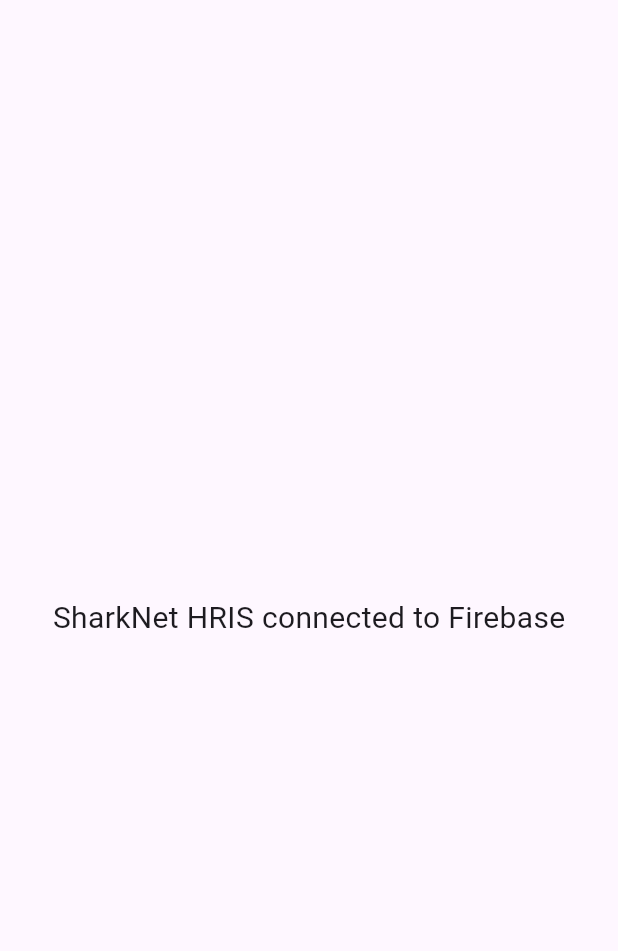
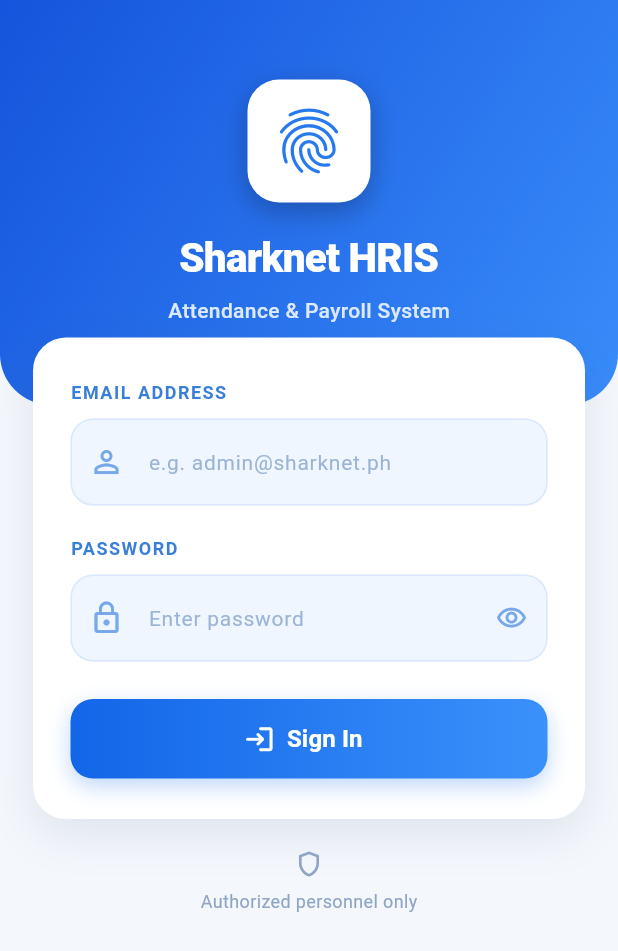
Before and after one commit to ctrl-esei/sharknet_hris, a Flutter app: the screen it shows after launch, on a phone screen of 412 x 824 dp. Shown: the top 951 px of the screen. Run offline on Flutter 3.47's test engine with Material 3 defaults, Android fonts, the phone set to English and light mode, and no system bars; our stand-ins replace firebase_auth, firebase_core; accounts and stored records are empty.

Commit message:
modified:   lib/main.dart new file:   lib/screens/login_screen.dart modified:   test/widget_test.dart

```diff
--- a/lib/main.dart
+++ b/lib/main.dart
@@ -1,56 +1,34 @@
 import 'package:firebase_core/firebase_core.dart';
-import 'package:flutter/foundation.dart';
 import 'package:flutter/material.dart';
 
 import 'firebase_options.dart';
+import 'screens/login_screen.dart';
 
-void main() async {
+Future<void> main() async {
   WidgetsFlutterBinding.ensureInitialized();
 
-  await _initializeFirebase();
+  await Firebase.initializeApp(
+    options: DefaultFirebaseOptions.currentPlatform,
+  );
 
-  runApp(const SharkNetHRISApp());
+  runApp(const SharknetHrisApp());
 }
 
-Future<void> _initializeFirebase() async {
-  if (kIsWeb) {
-    await Firebase.initializeApp(
-      options: DefaultFirebaseOptions.currentPlatform,
-    );
-    return;
-  }
-
-  switch (defaultTargetPlatform) {
-    case TargetPlatform.android:
-      await Firebase.initializeApp();
-      return;
-    case TargetPlatform.iOS:
-      await Firebase.initializeApp();
-      return;
-    case TargetPlatform.macOS:
-    case TargetPlatform.windows:
-    case TargetPlatform.linux:
-    case TargetPlatform.fuchsia:
-      return;
-  }
-}
-
-class SharkNetHRISApp extends StatelessWidget {
-  const SharkNetHRISApp({super.key});
+class SharknetHrisApp extends StatelessWidget {
+  const SharknetHrisApp({super.key});
 
   @override
   Widget build(BuildContext context) {
     return MaterialApp(
-      title: 'SharkNet HRIS',
       debugShowCheckedModeBanner: false,
-      home: const Scaffold(
-        body: Center(
-          child: Text(
-            'SharkNet HRIS connected to Firebase',
-            style: TextStyle(fontSize: 20),
-          ),
+      title: 'Sharknet HRIS',
+      theme: ThemeData(
+        useMaterial3: true,
+        colorScheme: ColorScheme.fromSeed(
+          seedColor: const Color(0xFF0759B8),
         ),
       ),
+      home: const LoginScreen(),
     );
   }
 }
--- /dev/null
+++ b/lib/screens/login_screen.dart
@@ -0,0 +1,408 @@
+import 'package:firebase_auth/firebase_auth.dart';
+import 'package:flutter/material.dart';
+
+class LoginScreen extends StatefulWidget {
+  const LoginScreen({super.key});
+
+  @override
+  State<LoginScreen> createState() => _LoginScreenState();
+}
+
+class _LoginScreenState extends State<LoginScreen> {
+  final GlobalKey<FormState> _formKey = GlobalKey<FormState>();
+
+  final TextEditingController _emailController = TextEditingController();
+
+  final TextEditingController _passwordController = TextEditingController();
+
+  bool _isLoading = false;
+  bool _hidePassword = true;
+
+  @override
+  void dispose() {
+    _emailController.dispose();
+    _passwordController.dispose();
+    super.dispose();
+  }
+
+  Future<void> _login() async {
+    FocusScope.of(context).unfocus();
+
+    if (!_formKey.currentState!.validate()) {
+      return;
+    }
+
+    setState(() {
+      _isLoading = true;
+    });
+
+    try {
+      await FirebaseAuth.instance.signInWithEmailAndPassword(
+        email: _emailController.text.trim(),
+        password: _passwordController.text,
+      );
+
+      if (!mounted) return;
+
+      ScaffoldMessenger.of(context).showSnackBar(
+        const SnackBar(
+          content: Text('Login successful!'),
+          behavior: SnackBarBehavior.floating,
+        ),
+      );
+    } on FirebaseAuthException catch (error) {
+      if (!mounted) return;
+
+      String message;
+
+      switch (error.code) {
+        case 'invalid-email':
+          message = 'Please enter a valid email address.';
+          break;
+
+        case 'user-disabled':
+          message = 'This account has been disabled.';
+          break;
+
+        case 'user-not-found':
+        case 'wrong-password':
+        case 'invalid-credential':
+          message = 'Incorrect email address or password.';
+          break;
+
+        case 'too-many-requests':
+          message = 'Too many login attempts. Please try again later.';
+          break;
+
+        case 'network-request-failed':
+          message = 'Please check your internet connection.';
+          break;
+
+        default:
+          message = error.message ?? 'Unable to log in.';
+      }
+
+      ScaffoldMessenger.of(context).showSnackBar(
+        SnackBar(
+          content: Text(message),
+          behavior: SnackBarBehavior.floating,
+          backgroundColor: Colors.red.shade700,
+        ),
+      );
+    } catch (error) {
+      if (!mounted) return;
+
+      ScaffoldMessenger.of(context).showSnackBar(
+        SnackBar(
+          content: Text('Unexpected error: $error'),
+          behavior: SnackBarBehavior.floating,
+        ),
+      );
+    } finally {
+      if (mounted) {
+        setState(() {
+          _isLoading = false;
+        });
+      }
+    }
+  }
+
+  InputDecoration _inputDecoration({
+    required String hintText,
+    required IconData prefixIcon,
+    Widget? suffixIcon,
+  }) {
+    return InputDecoration(
+      hintText: hintText,
+      hintStyle: const TextStyle(color: Color(0xFF9CB5D6), fontSize: 14),
+      prefixIcon: Icon(prefixIcon, color: const Color(0xFF76A8EA)),
+      suffixIcon: suffixIcon,
+      filled: true,
+      fillColor: const Color(0xFFF0F6FF),
+      contentPadding: const EdgeInsets.symmetric(horizontal: 18, vertical: 17),
+      border: OutlineInputBorder(
+        borderRadius: BorderRadius.circular(15),
+        borderSide: const BorderSide(color: Color(0xFFD9E8FB)),
+      ),
+      enabledBorder: OutlineInputBorder(
+        borderRadius: BorderRadius.circular(15),
+        borderSide: const BorderSide(color: Color(0xFFD9E8FB)),
+      ),
+      focusedBorder: OutlineInputBorder(
+        borderRadius: BorderRadius.circular(15),
+        borderSide: const BorderSide(color: Color(0xFF2878EC), width: 1.8),
+      ),
+      errorBorder: OutlineInputBorder(
+        borderRadius: BorderRadius.circular(15),
+        borderSide: const BorderSide(color: Colors.red),
+      ),
+      focusedErrorBorder: OutlineInputBorder(
+        borderRadius: BorderRadius.circular(15),
+        borderSide: const BorderSide(color: Colors.red, width: 1.8),
+      ),
+    );
+  }
+
+  Widget _fieldLabel(String label) {
+    return Align(
+      alignment: Alignment.centerLeft,
+      child: Text(
+        label,
+        style: const TextStyle(
+          color: Color(0xFF397FD8),
+          fontSize: 12,
+          fontWeight: FontWeight.w700,
+          letterSpacing: 1,
+        ),
+      ),
+    );
+  }
+
+  @override
+  Widget build(BuildContext context) {
+    return Scaffold(
+      backgroundColor: const Color(0xFFF4F7FC),
+      body: SafeArea(
+        top: false,
+        child: SingleChildScrollView(
+          child: Column(
+            children: [
+              _buildHeader(),
+              Transform.translate(
+                offset: const Offset(0, -45),
+                child: Padding(
+                  padding: const EdgeInsets.symmetric(horizontal: 22),
+                  child: Center(
+                    child: ConstrainedBox(
+                      constraints: const BoxConstraints(maxWidth: 430),
+                      child: _buildLoginCard(),
+                    ),
+                  ),
+                ),
+              ),
+              Transform.translate(
+                offset: const Offset(0, -25),
+                child: const Column(
+                  children: [
+                    Icon(
+                      Icons.shield_outlined,
+                      color: Color(0xFF8EA6C5),
+                      size: 20,
+                    ),
+                    SizedBox(height: 6),
+                    Text(
+                      'Authorized personnel only',
+                      style: TextStyle(color: Color(0xFF8EA6C5), fontSize: 12),
+                    ),
+                  ],
+                ),
+              ),
+            ],
+          ),
+        ),
+      ),
+    );
+  }
+
+  Widget _buildHeader() {
+    return Container(
+      width: double.infinity,
+      height: 270,
+      decoration: const BoxDecoration(
+        gradient: LinearGradient(
+          begin: Alignment.topLeft,
+          end: Alignment.bottomRight,
+          colors: [Color(0xFF1554DC), Color(0xFF398CFA)],
+        ),
+        borderRadius: BorderRadius.only(
+          bottomLeft: Radius.circular(34),
+          bottomRight: Radius.circular(34),
+        ),
+      ),
+      child: Column(
+        mainAxisAlignment: MainAxisAlignment.center,
+        children: [
+          Container(
+            width: 82,
+            height: 82,
+            decoration: BoxDecoration(
+              color: Colors.white,
+              borderRadius: BorderRadius.circular(21),
+              boxShadow: const [
+                BoxShadow(
+                  color: Colors.black26,
+                  blurRadius: 15,
+                  offset: Offset(0, 6),
+                ),
+              ],
+            ),
+            child: const Icon(
+              Icons.fingerprint,
+              color: Color(0xFF2779EE),
+              size: 52,
+            ),
+          ),
+          const SizedBox(height: 17),
+          const Text(
+            'Sharknet HRIS',
+            style: TextStyle(
+              color: Colors.white,
+              fontSize: 27,
+              fontWeight: FontWeight.w800,
+              letterSpacing: -0.5,
+            ),
+          ),
+          const SizedBox(height: 6),
+          const Text(
+            'Attendance & Payroll System',
+            style: TextStyle(
+              color: Color(0xFFDCEAFF),
+              fontSize: 14,
+              fontWeight: FontWeight.w500,
+            ),
+          ),
+        ],
+      ),
+    );
+  }
+
+  Widget _buildLoginCard() {
+    return Container(
+      padding: const EdgeInsets.fromLTRB(25, 28, 25, 27),
+      decoration: BoxDecoration(
+        color: Colors.white,
+        borderRadius: BorderRadius.circular(22),
+        boxShadow: const [
+          BoxShadow(
+            color: Color(0x1A17345C),
+            blurRadius: 25,
+            offset: Offset(0, 10),
+          ),
+        ],
+      ),
+      child: Form(
+        key: _formKey,
+        child: Column(
+          children: [
+            _fieldLabel('EMAIL ADDRESS'),
+            const SizedBox(height: 9),
+            TextFormField(
+              controller: _emailController,
+              enabled: !_isLoading,
+              keyboardType: TextInputType.emailAddress,
+              textInputAction: TextInputAction.next,
+              autofillHints: const [AutofillHints.email],
+              decoration: _inputDecoration(
+                hintText: 'e.g. admin@sharknet.ph',
+                prefixIcon: Icons.person_outline,
+              ),
+              validator: (value) {
+                final email = value?.trim() ?? '';
+
+                if (email.isEmpty) {
+                  return 'Please enter your email address.';
+                }
+
+                if (!email.contains('@') || !email.contains('.')) {
+                  return 'Please enter a valid email address.';
+                }
+
+                return null;
+              },
+            ),
+            const SizedBox(height: 20),
+            _fieldLabel('PASSWORD'),
+            const SizedBox(height: 9),
+            TextFormField(
+              controller: _passwordController,
+              enabled: !_isLoading,
+              obscureText: _hidePassword,
+              textInputAction: TextInputAction.done,
+              autofillHints: const [AutofillHints.password],
+              onFieldSubmitted: (_) => _login(),
+              decoration: _inputDecoration(
+                hintText: 'Enter password',
+                prefixIcon: Icons.lock_outline,
+                suffixIcon: IconButton(
+                  tooltip: _hidePassword ? 'Show password' : 'Hide password',
+                  onPressed: () {
+                    setState(() {
+                      _hidePassword = !_hidePassword;
+                    });
+                  },
+                  icon: Icon(
+                    _hidePassword
+                        ? Icons.visibility_outlined
+                        : Icons.visibility_off_outlined,
+                    color: const Color(0xFF76A8EA),
+                    size: 21,
+                  ),
+                ),
+              ),
+              validator: (value) {
+                if (value == null || value.isEmpty) {
+                  return 'Please enter your password.';
+                }
+
+                return null;
+              },
+            ),
+            const SizedBox(height: 25),
+            Container(
+              width: double.infinity,
+              height: 53,
+              decoration: BoxDecoration(
+                gradient: const LinearGradient(
+                  colors: [Color(0xFF1266E8), Color(0xFF3B91FB)],
+                ),
+                borderRadius: BorderRadius.circular(15),
+                boxShadow: const [
+                  BoxShadow(
+                    color: Color(0x4D2878EC),
+                    blurRadius: 12,
+                    offset: Offset(0, 5),
+                  ),
+                ],
+              ),
+              child: ElevatedButton.icon(
+                onPressed: _isLoading ? null : _login,
+                icon: _isLoading
+                    ? const SizedBox.shrink()
+                    : const Icon(
+                        Icons.login_rounded,
+                        color: Colors.white,
+                        size: 21,
+                      ),
+                label: _isLoading
+                    ? const SizedBox(
+                        width: 23,
+                        height: 23,
+                        child: CircularProgressIndicator(
+                          strokeWidth: 2.5,
+                          color: Colors.white,
+                        ),
+                      )
+                    : const Text(
+                        'Sign In',
+                        style: TextStyle(
+                          color: Colors.white,
+                          fontSize: 16,
+                          fontWeight: FontWeight.w700,
+                        ),
+                      ),
+                style: ElevatedButton.styleFrom(
+                  backgroundColor: Colors.transparent,
+                  disabledBackgroundColor: Colors.transparent,
+                  shadowColor: Colors.transparent,
+                  shape: RoundedRectangleBorder(
+                    borderRadius: BorderRadius.circular(15),
+                  ),
+                ),
+              ),
+            ),
+          ],
+        ),
+      ),
+    );
+  }
+}
```
Also changed, not shown: 1 other file.
